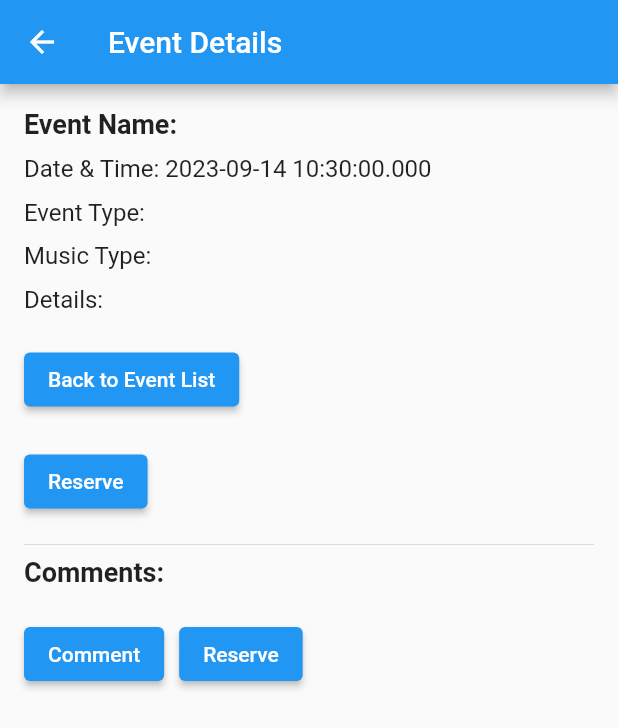
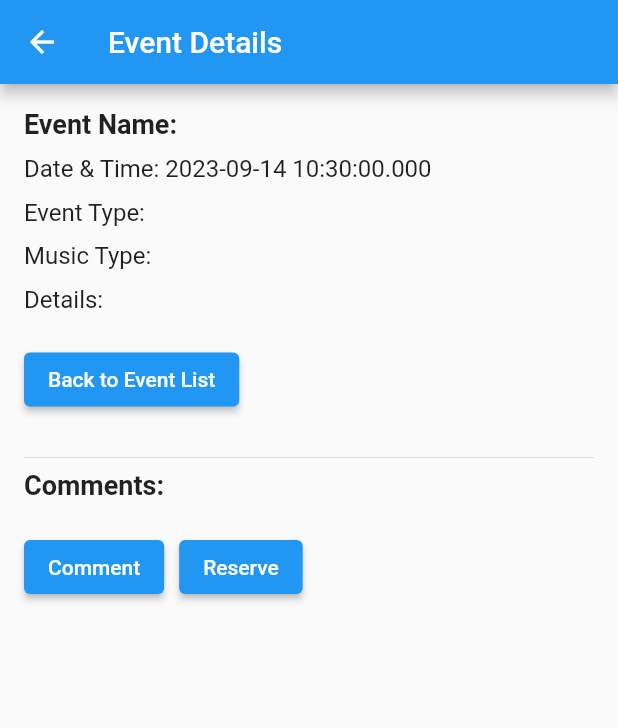
Before and after one commit to ivanagirazova/eventCompass, a Flutter app: the EventDetailsPage screen opened directly with empty values, on a phone screen of 412 x 824 dp. Shown: the top 728 px of the screen. Run offline on Flutter 3.47's test engine with Material 2 defaults, Android fonts, the phone set to English and light mode, and no system bars.

Commit message:
removed duplicate reserve button

```diff
--- a/event_compass_app/lib/event_details.dart
+++ b/event_compass_app/lib/event_details.dart
@@ -58,11 +58,6 @@ class _EventDetailsPageState extends State<EventDetailsPage> {
               child: Text('Back to Event List'),
             ),
             SizedBox(height: 20.0),
-            ElevatedButton(
-              onPressed: isReserved ? null : _reserveEvent,
-              child: Text(isReserved ? 'Reserved' : 'Reserve'),
-            ),
-            SizedBox(height: 10.0),
             Divider(), // Add a divider to separate comments
             _buildCommentsList(),
           ],
```
